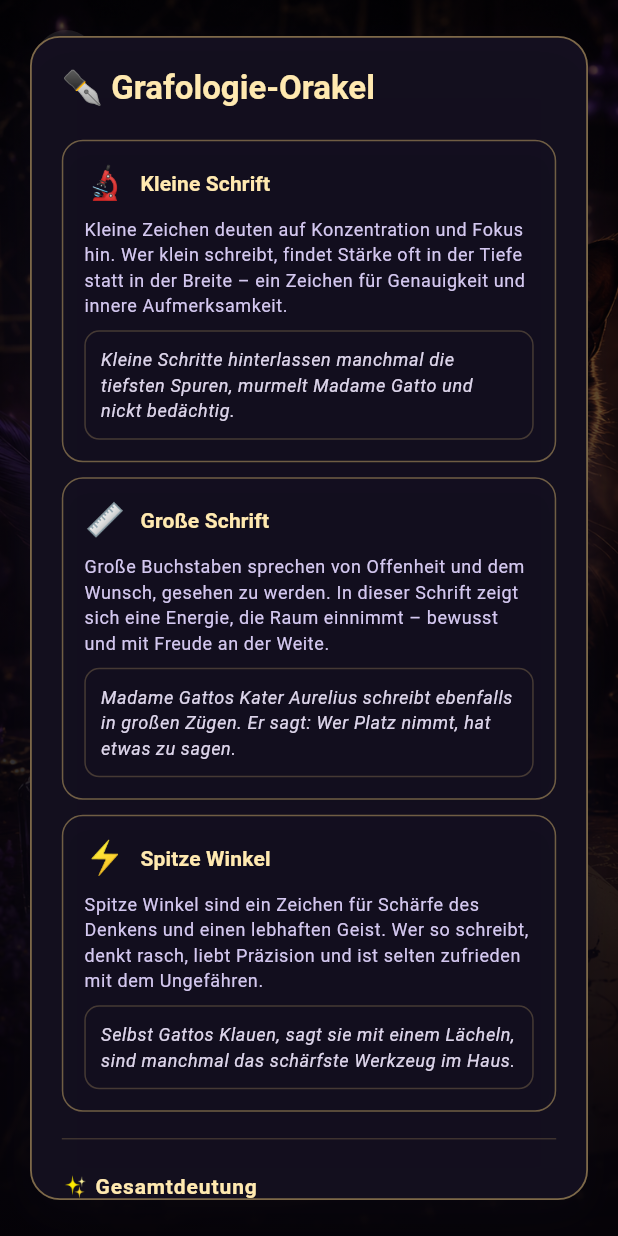
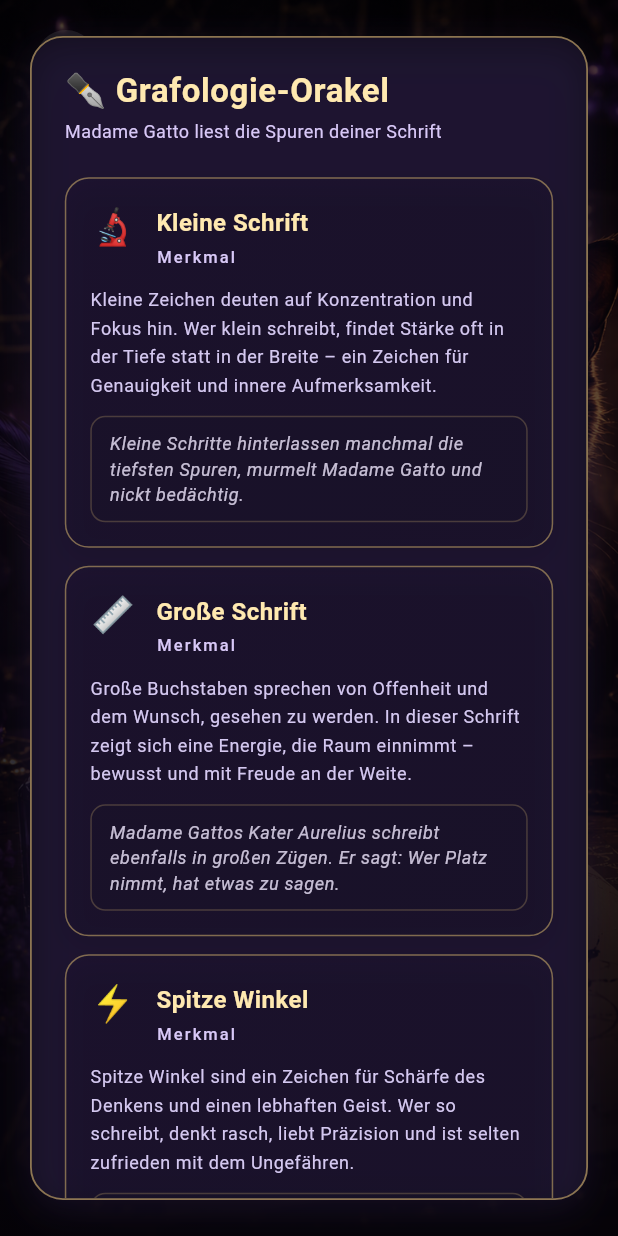
Before and after one commit to mexx-music/-cat_oracle, a Flutter app: the GraphologyPage screen opened by its route, after a tap on "Demo-Schriftdeutung starten", on a phone screen of 412 x 824 dp. Run offline on Flutter 3.47's test engine with Material 3 defaults, Android fonts, the phone set to English and light mode, and no system bars; our stand-ins replace shared_preferences; accounts and stored records are empty.

Commit message:
Polish graphology demo dialog

```diff
--- a/lib/features/graphology/presentation/pages/graphology_page.dart
+++ b/lib/features/graphology/presentation/pages/graphology_page.dart
@@ -163,32 +163,40 @@ void _showGraphologyDialog(BuildContext context) {
     builder: (dialogContext) {
       return TweenAnimationBuilder<double>(
         tween: Tween(begin: 0.0, end: 1.0),
-        duration: const Duration(milliseconds: 300),
+        duration: const Duration(milliseconds: 320),
         curve: Curves.easeOutCubic,
         builder: (_, t, child) => Opacity(
           opacity: t,
-          child: Transform.scale(scale: 0.88 + 0.12 * t, child: child),
+          child: Transform.scale(scale: 0.86 + 0.14 * t, child: child),
         ),
         child: Dialog(
           backgroundColor: const Color(0xFF140F1F),
           elevation: 0,
           insetPadding: const EdgeInsets.symmetric(horizontal: 20, vertical: 24),
-          shape:
-              RoundedRectangleBorder(borderRadius: BorderRadius.circular(20)),
+          shape: RoundedRectangleBorder(
+            borderRadius: BorderRadius.circular(22),
+          ),
+          child: ConstrainedBox(
+            constraints: const BoxConstraints(maxWidth: 540),
             child: Container(
               decoration: BoxDecoration(
-              borderRadius: BorderRadius.circular(20),
-              border: Border.all(color: const Color(0x88DAB86E), width: 1.2),
+                borderRadius: BorderRadius.circular(22),
+                border: Border.all(color: const Color(0x99DAB86E), width: 1.2),
                 boxShadow: const [
                   BoxShadow(
-                  color: Color(0x40100D1B),
-                  blurRadius: 22,
-                  offset: Offset(0, 10),
+                    color: Color(0x50100D1B),
+                    blurRadius: 28,
+                    offset: Offset(0, 12),
+                  ),
+                  BoxShadow(
+                    color: Color(0x1A7A4DCC),
+                    blurRadius: 18,
+                    offset: Offset(0, 6),
                   ),
                 ],
               ),
               child: SingleChildScrollView(
-              padding: const EdgeInsets.all(20),
+                padding: const EdgeInsets.all(22),
                 child: Column(
                   crossAxisAlignment: CrossAxisAlignment.stretch,
                   mainAxisSize: MainAxisSize.min,
@@ -199,15 +207,25 @@ void _showGraphologyDialog(BuildContext context) {
                           ?.copyWith(
                             color: const Color(0xFFFFE9B0),
                             fontWeight: FontWeight.w700,
+                            letterSpacing: 0.4,
                           ),
                     ),
-                  const SizedBox(height: 20),
+                    const SizedBox(height: 5),
+                    Text(
+                      'Madame Gatto liest die Spuren deiner Schrift',
+                      style: Theme.of(dialogContext).textTheme.bodySmall
+                          ?.copyWith(
+                            color: const Color(0xFFD8C8F7),
+                            letterSpacing: 0.3,
+                          ),
+                    ),
+                    const SizedBox(height: 22),
                     for (final trait in traits) ...[
                       _TraitTile(trait: trait),
-                    const SizedBox(height: 10),
+                      const SizedBox(height: 12),
                     ],
                     const Divider(color: Color(0x44DAB86E), thickness: 0.8),
-                  const SizedBox(height: 14),
+                    const SizedBox(height: 16),
                     Text(
                       '✨ Gesamtdeutung',
                       style: Theme.of(dialogContext).textTheme.titleSmall
@@ -219,40 +237,44 @@ void _showGraphologyDialog(BuildContext context) {
                     ),
                     const SizedBox(height: 10),
                     Container(
-                    padding: const EdgeInsets.all(14),
+                      padding: const EdgeInsets.all(16),
                       decoration: BoxDecoration(
-                      borderRadius: BorderRadius.circular(12),
-                      color: const Color(0x2A130F1F),
-                      border: Border.all(color: const Color(0x66DAB86E)),
+                        borderRadius: BorderRadius.circular(14),
+                        gradient: const LinearGradient(
+                          begin: Alignment.topLeft,
+                          end: Alignment.bottomRight,
+                          colors: [Color(0x3A1A0F30), Color(0x2A14102A)],
+                        ),
+                        border: Border.all(color: const Color(0x77DAB86E)),
+                        boxShadow: const [
+                          BoxShadow(
+                            color: Color(0x2A100D1B),
+                            blurRadius: 10,
+                            offset: Offset(0, 5),
+                          ),
+                        ],
                       ),
                       child: Text(
                         reading,
                         style: Theme.of(dialogContext).textTheme.bodyMedium
                             ?.copyWith(
                               color: const Color(0xFFF1E9FF),
-                            height: 1.55,
+                              height: 1.65,
                             ),
                       ),
                     ),
-                  const SizedBox(height: 14),
-                  Container(
-                    padding: const EdgeInsets.all(12),
-                    decoration: BoxDecoration(
-                      borderRadius: BorderRadius.circular(10),
-                      color: const Color(0x1A130F1F),
-                      border: Border.all(color: const Color(0x33DAB86E)),
-                    ),
-                    child: Text(
-                      'Diese Deutung ist symbolisch und ersetzt keine Analyse.',
+                    const SizedBox(height: 18),
+                    Text(
+                      'Diese Deutung ist symbolisch und ersetzt keine professionelle Analyse.',
                       textAlign: TextAlign.center,
                       style: Theme.of(dialogContext).textTheme.bodySmall
                           ?.copyWith(
-                            color: const Color(0xFFD8C8F7),
+                            color: const Color(0x99D8C8F7),
                             fontStyle: FontStyle.italic,
+                            height: 1.4,
                           ),
                     ),
-                  ),
-                  const SizedBox(height: 16),
+                    const SizedBox(height: 14),
                     Align(
                       alignment: Alignment.centerRight,
                       child: TextButton(
@@ -261,6 +283,7 @@ void _showGraphologyDialog(BuildContext context) {
                       ),
                     ),
                   ],
+                ),
               ),
             ),
           ),
@@ -278,16 +301,20 @@ class _TraitTile extends StatelessWidget {
   @override
   Widget build(BuildContext context) {
     return Container(
-      padding: const EdgeInsets.all(14),
+      padding: const EdgeInsets.all(16),
       decoration: BoxDecoration(
-        borderRadius: BorderRadius.circular(14),
-        color: const Color(0x2A150F24),
-        border: Border.all(color: const Color(0x77DAB86E), width: 1),
+        borderRadius: BorderRadius.circular(16),
+        gradient: const LinearGradient(
+          begin: Alignment.topLeft,
+          end: Alignment.bottomRight,
+          colors: [Color(0x3C1A0F2E), Color(0x2A130F22)],
+        ),
+        border: Border.all(color: const Color(0x88DAB86E), width: 1),
         boxShadow: const [
           BoxShadow(
             color: Color(0x3A100D1B),
-            blurRadius: 12,
-            offset: Offset(0, 6),
+            blurRadius: 14,
+            offset: Offset(0, 7),
           ),
         ],
       ),
@@ -295,41 +322,61 @@ class _TraitTile extends StatelessWidget {
         crossAxisAlignment: CrossAxisAlignment.start,
         children: [
           Row(
+            crossAxisAlignment: CrossAxisAlignment.start,
             children: [
               Text(
                 trait.symbol,
-                style: Theme.of(context).textTheme.titleLarge,
+                style: Theme.of(context).textTheme.headlineSmall?.copyWith(
+                  color: const Color(0xFFFFE9B0),
                 ),
-              const SizedBox(width: 10),
+              ),
+              const SizedBox(width: 14),
+              Expanded(
+                child: Column(
+                  crossAxisAlignment: CrossAxisAlignment.start,
+                  children: [
+                    const SizedBox(height: 2),
                     Text(
                       trait.title,
-                style: Theme.of(context).textTheme.titleSmall?.copyWith(
+                      style: Theme.of(context).textTheme.titleMedium?.copyWith(
                         color: const Color(0xFFFFE9B0),
                         fontWeight: FontWeight.w700,
+                        letterSpacing: 0.3,
+                      ),
+                    ),
+                    const SizedBox(height: 2),
+                    Text(
+                      'Merkmal',
+                      style: Theme.of(context).textTheme.labelSmall?.copyWith(
+                        color: const Color(0xFFD8C8F7),
+                        letterSpacing: 1.4,
                       ),
                     ),
                   ],
                 ),
-          const SizedBox(height: 8),
+              ),
+            ],
+          ),
+          const SizedBox(height: 12),
           Text(
             trait.meaning,
             style: Theme.of(context).textTheme.bodySmall?.copyWith(
               color: const Color(0xFFD4C8F0),
-              height: 1.45,
+              height: 1.55,
             ),
           ),
-          const SizedBox(height: 8),
+          const SizedBox(height: 10),
           Container(
-            padding: const EdgeInsets.all(10),
+            padding: const EdgeInsets.symmetric(horizontal: 12, vertical: 9),
             decoration: BoxDecoration(
               borderRadius: BorderRadius.circular(10),
-              color: const Color(0x24130F1F),
+              color: const Color(0x20130F1F),
               border: Border.all(color: const Color(0x44D0B16F)),
             ),
             child: Text(
               trait.catMessage,
               style: Theme.of(context).textTheme.bodySmall?.copyWith(
-                color: const Color(0xE8F1E9FF),
+                color: const Color(0xCCF1E9FF),
                 height: 1.45,
                 fontStyle: FontStyle.italic,
               ),
```
Lines whose indentation alone changed are shown as unchanged.
